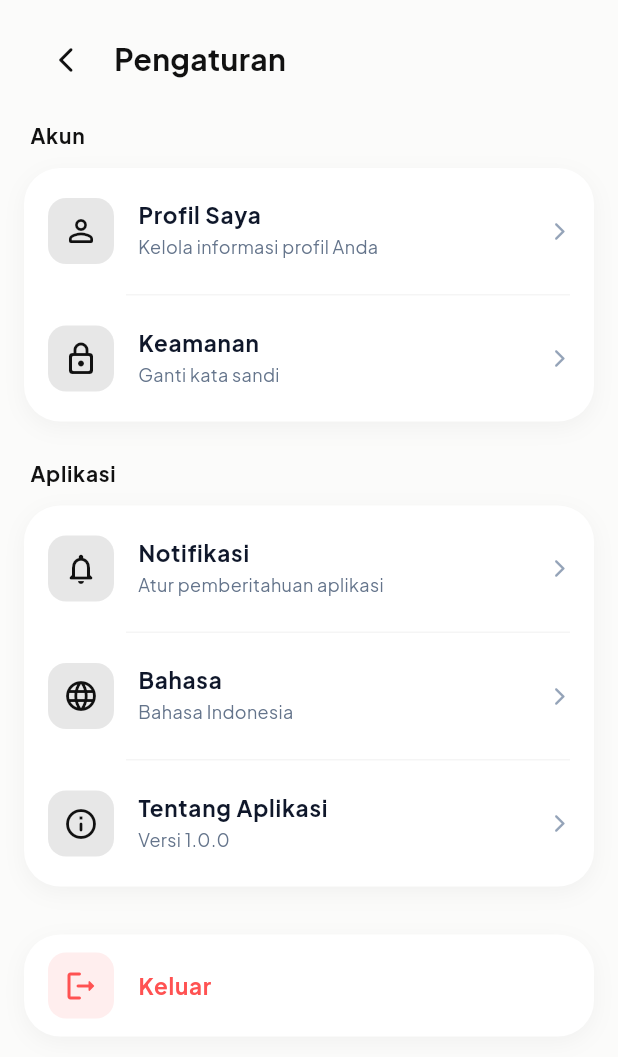
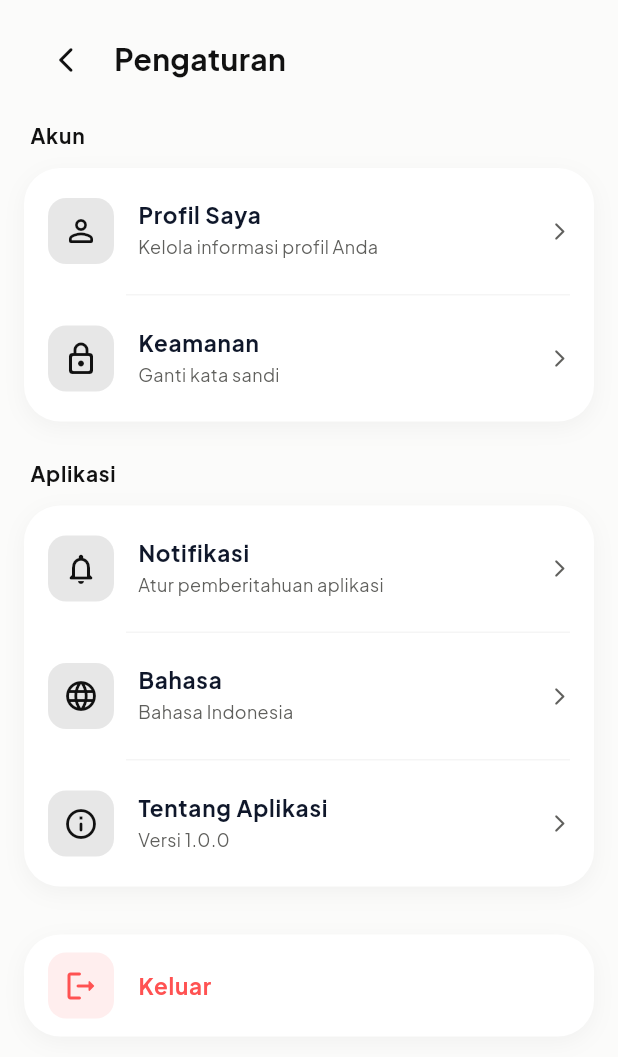
Before and after one commit to twakew/e-rapor, a Flutter app: the PengaturanPage screen opened directly, on a phone screen of 412 x 824 dp. Shown: the top 1057 px of the screen. Run offline on Flutter 3.47's test engine with Material 3 defaults, Android fonts, the light colour scheme and no system bars; our stand-ins replace dio, file_picker, fl_chart, google_fonts, image_picker, jwt_decoder and 6 more; missing offline and left inert: excel_community, gal, mobile_scanner, onesignal_flutter; accounts and stored records are empty; network calls fail.

Commit message:
Kontras dark mode: teks muted/secondary lebih terang, absensi primaryTeal adaptif (gelap=brand), tombol status belum-pilih pakai accent, badge pale token, border/greys/teks hardcoded absensi ganti token, sweep const Color gelap di file lain

```diff
--- a/lib/angkatan/angkatan_page.dart
+++ b/lib/angkatan/angkatan_page.dart
@@ -384,7 +384,7 @@ class _AngkatanPageState extends State<AngkatanPage> {
               ),
               _tableCell('${data['total']}', 2),
               _tableCell('${data['aktif']}', 2, bold: true, color: primaryTeal),
-              _tableCell('${data['lulus']}', 2, bold: true, color: const Color(0xFF059669)),
+              _tableCell('${data['lulus']}', 2, bold: true, color: AppColors.successGreen),
               Expanded(
                 flex: 2,
                 child: Align(
--- a/lib/config/app_colors.dart
+++ b/lib/config/app_colors.dart
@@ -29,8 +29,8 @@ class AppColors {
 
   // --- Text (gelap = versi redup, tetap AA di atas cardWhite mode gelap) ---
   static Color get textDark => isDark ? const Color(0xFFF4F4F6) : const Color(0xFF111111);
-  static Color get textSecondary => isDark ? const Color(0xFFB5B8C0) : const Color(0xFF5F5F5C);
-  static Color get textMuted => isDark ? const Color(0xFF8B909A) : const Color(0xFF6B7280);
+  static Color get textSecondary => isDark ? const Color(0xFFC7CBD5) : const Color(0xFF5F5F5C);
+  static Color get textMuted => isDark ? const Color(0xFFA3A9B7) : const Color(0xFF6B7280);
 
   // --- Borders & Dividers ---
   static Color get borderColor => isDark ? const Color(0xFF2C3038) : const Color(0xFFEAEAEA);
--- a/lib/dasbhor/profil_page.dart
+++ b/lib/dasbhor/profil_page.dart
@@ -340,7 +340,7 @@ class _ProfilPageState extends State<ProfilPage> {
       child: Row(
         mainAxisSize: MainAxisSize.min,
         children: [
-          Icon(icon, size: 16, color: const Color(0xFF64748B)),
+          Icon(icon, size: 16, color: AppColors.textSecondary),
           const SizedBox(width: 8),
           Text(
             text,
--- a/lib/dokumentasi/detail_dokumentasi.dart
+++ b/lib/dokumentasi/detail_dokumentasi.dart
@@ -1,3 +1,4 @@
+import '../config/app_colors.dart';
 import 'package:flutter/material.dart';
 import 'package:gal/gal.dart';
 import 'package:http/http.dart' as http;
@@ -241,7 +242,7 @@ class _DetailDokumentasiPageState extends State<DetailDokumentasiPage> {
                               Container(
                                 padding: const EdgeInsets.symmetric(horizontal: 10, vertical: 4),
                                 decoration: BoxDecoration(
-                                  color: const Color(0xFF0D9488),
+                                  color: AppColors.brand,
                                   borderRadius: BorderRadius.circular(8),
                                 ),
                                 child: Text(
--- a/lib/pengaturan/pengaturan_page.dart
+++ b/lib/pengaturan/pengaturan_page.dart
@@ -315,11 +315,11 @@ class _PengaturanPageState extends State<PengaturanPage> {
       subtitle: subtitle != null
           ? Text(
               subtitle,
-              style: TextStyle(fontSize: 12, color: const Color(0xFF64748B)),
+              style: TextStyle(fontSize: 12, color: AppColors.textSecondary),
             )
           : null,
       trailing: showTrailing
-          ? Icon(Icons.arrow_forward_ios_rounded, size: 14, color: const Color(0xFF94A3B8))
+          ? Icon(Icons.arrow_forward_ios_rounded, size: 14, color: AppColors.textSecondary)
           : null,
     );
   }
```
Also changed, not shown: lib/absensi/absensi_page.dart (+26 -24 lines).
